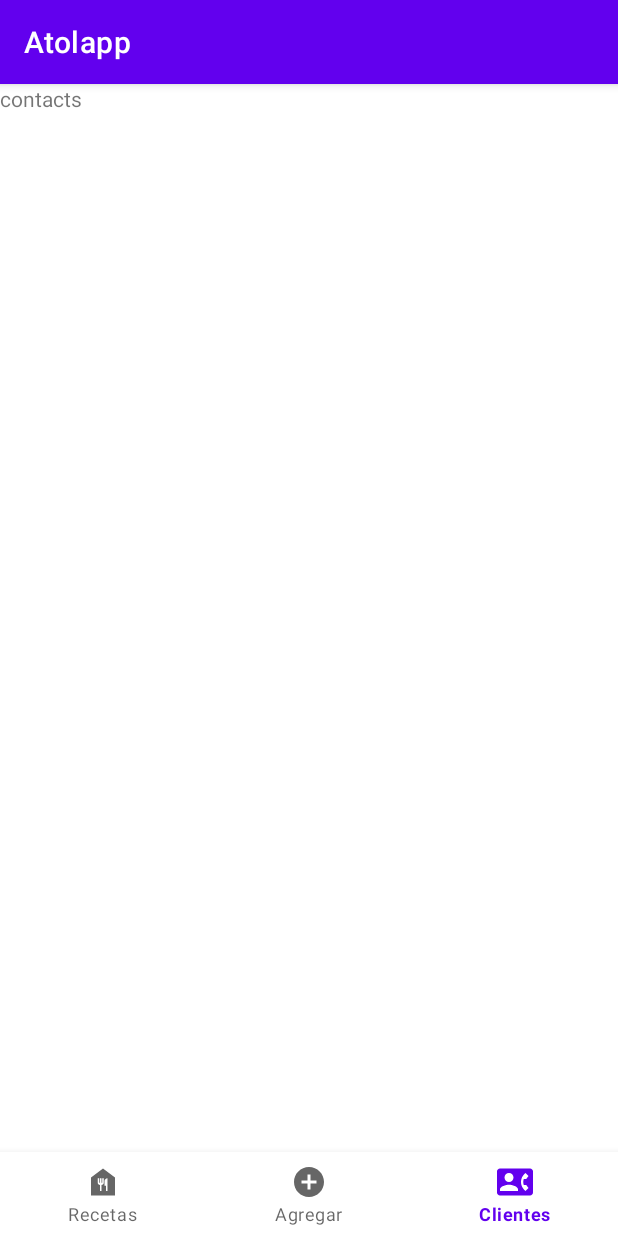
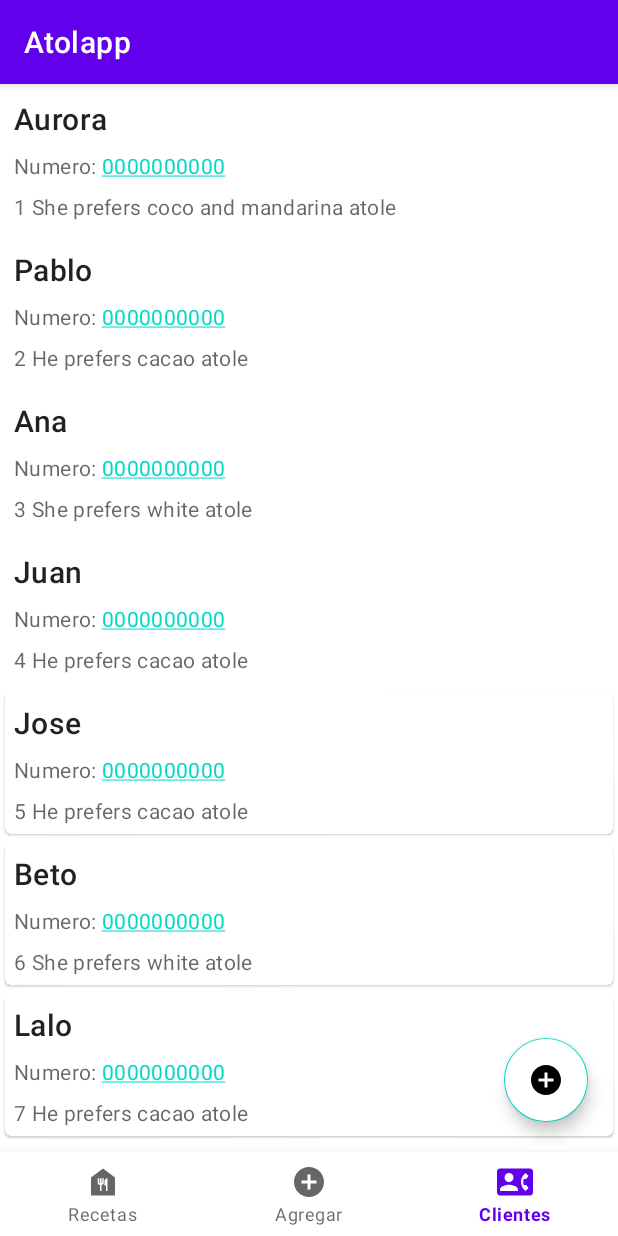
Before and after one commit to AuroraPrz18/Atolapp, an Android app: the ContactsFragment screen opened directly, with no data from a screen before it, on a phone screen of 412 x 824 dp. Run offline under Robolectric (Android 15) with nearby library versions, the phone set to English and light mode, and no system bars; our stand-ins replace navigation-ui.

Commit message:
Contacts are visible
The contacts are saved in a list for now

```diff
--- /dev/null
+++ b/app/src/main/java/com/example/atolapp/Contact.java
@@ -0,0 +1,37 @@
+package com.example.atolapp;
+
+public class Contact {
+    private String name;
+    private String number;
+    private String description;
+
+    public Contact(String name, String number, String description) {
+        this.name = name;
+        this.number = number;
+        this.description = description;
+    }
+
+    public String getName() {
+        return name;
+    }
+
+    public void setName(String name) {
+        this.name = name;
+    }
+
+    public String getNumber() {
+        return number;
+    }
+
+    public void setNumber(String number) {
+        this.number = number;
+    }
+
+    public String getDescription() {
+        return description;
+    }
+
+    public void setDescription(String description) {
+        this.description = description;
+    }
+}
--- /dev/null
+++ b/app/src/main/java/com/example/atolapp/ContactsAdapter.java
@@ -0,0 +1,50 @@
+package com.example.atolapp;
+
+import android.view.LayoutInflater;
+import android.view.View;
+import android.view.ViewGroup;
+
+import androidx.annotation.NonNull;
+import androidx.recyclerview.widget.RecyclerView;
+
+import com.example.atolapp.databinding.ContactItemBinding;
+
+public class ContactsAdapter extends RecyclerView.Adapter<ContactsAdapter.ContactsViewHolder> {
+    private Contact contacts[];
+    public class ContactsViewHolder extends RecyclerView.ViewHolder{
+        ContactItemBinding binding;
+        public ContactsViewHolder(ContactItemBinding binding) {
+            super(binding.getRoot());
+            this.binding = binding;
+        }
+
+        public void newData(int position){
+            binding.name.setText(contacts[position].getName());
+            binding.number.setText("Numero: "+ contacts[position].getNumber());
+            binding.description.setText(contacts[position].getDescription());
+        }
+    }
+
+    public ContactsAdapter(Contact[] contacts) {
+        this.contacts = contacts;
+    }
+
+    @NonNull
+    @Override
+    public ContactsViewHolder onCreateViewHolder(@NonNull ViewGroup parent, int viewType) {
+        ContactItemBinding binding = ContactItemBinding.inflate(LayoutInflater.from(parent.getContext()), parent, false);
+        return new ContactsViewHolder(binding);
+    }
+
+    @Override
+    public void onBindViewHolder(@NonNull ContactsViewHolder holder, int position) {
+        holder.newData(position);
+    }
+
+    @Override
+    public int getItemCount() {
+        return contacts.length;
+    }
+
+
+}
--- a/app/src/main/java/com/example/atolapp/ContactsFragment.java
+++ b/app/src/main/java/com/example/atolapp/ContactsFragment.java
@@ -7,14 +7,20 @@ import android.os.Bundle;
 import androidx.annotation.NonNull;
 import androidx.annotation.Nullable;
 import androidx.fragment.app.Fragment;
+import androidx.recyclerview.widget.LinearLayoutManager;
+import androidx.recyclerview.widget.RecyclerView;
 
 import android.view.LayoutInflater;
 import android.view.View;
 import android.view.ViewGroup;
 
+import com.example.atolapp.databinding.ContactsFragmentBinding;
+
 public class ContactsFragment extends Fragment {
 
     private ContactsViewModel mViewModel;
+    private ContactsFragmentBinding binding;
+    private ContactsAdapter adapter;
 
     public static ContactsFragment newInstance() {
         return new ContactsFragment();
@@ -23,14 +29,24 @@ public class ContactsFragment extends Fragment {
     @Override
     public View onCreateView(@NonNull LayoutInflater inflater, @Nullable ViewGroup container,
                              @Nullable Bundle savedInstanceState) {
-        return inflater.inflate(R.layout.contacts_fragment, container, false);
+        binding = ContactsFragmentBinding.inflate(inflater, container, false);
+        return binding.getRoot();
     }
 
     @Override
     public void onActivityCreated(@Nullable Bundle savedInstanceState) {
         super.onActivityCreated(savedInstanceState);
         mViewModel = new ViewModelProvider(this).get(ContactsViewModel.class);
-        // TODO: Use the ViewModel
+        Contact contacts[] = {new Contact("Aurora", "0000000000", "1 She prefers coco and mandarina atole"),
+                                new Contact("Pablo", "0000000000", "2 He prefers cacao atole"),
+                                new Contact("Ana", "0000000000", "3 She prefers white atole"),
+                                new Contact("Juan", "0000000000", "4 He prefers cacao atole"),
+                                new Contact("Jose", "0000000000", "5 He prefers cacao atole"),
+                                new Contact("Beto", "0000000000", "6 She prefers white atole"),
+                                new Contact("Lalo", "0000000000", "7 He prefers cacao atole")};
+        adapter = new ContactsAdapter(contacts);
+        binding.rvContacts.setAdapter(adapter);
+        binding.rvContacts.setLayoutManager(new LinearLayoutManager((getActivity())));
     }
 
 }
--- /dev/null
+++ b/app/src/main/res/layout/contact_item.xml
@@ -0,0 +1,47 @@
+<?xml version="1.0" encoding="utf-8"?>
+<LinearLayout xmlns:android="http://schemas.android.com/apk/res/android"
+    android:layout_width="match_parent"
+    android:layout_height="wrap_content">
+    <com.google.android.material.card.MaterialCardView
+        android:layout_width="match_parent"
+        android:layout_height="wrap_content"
+        android:layout_margin="3dp">
+        android:clickable="true"
+        android:focusable="true"
+        android:checkable="true">
+        <LinearLayout
+            android:layout_width="match_parent"
+            android:layout_height="wrap_content"
+            android:orientation="vertical"
+            android:layout_margin="6dp">
+            <TextView
+                android:id="@+id/name"
+                android:layout_width="wrap_content"
+                android:layout_height="wrap_content"
+                android:text="Name"
+                android:textAppearance="?attr/textAppearanceHeadline6"
+                />
+            <TextView
+                android:id="@+id/number"
+                android:layout_width="wrap_content"
+                android:layout_height="wrap_content"
+                android:layout_marginTop="8dp"
+                android:text="Number: 4451090082"
+                android:textAppearance="?attr/textAppearanceBody2"
+                android:textColor="?android:attr/textColorSecondary"
+                android:autoLink="phone"
+                />
+            <TextView
+                android:id="@+id/description"
+                android:layout_width="wrap_content"
+                android:layout_height="wrap_content"
+                android:layout_marginTop="8dp"
+                android:text="Description"
+                android:textAppearance="?attr/textAppearanceBody2"
+                android:textColor="?android:attr/textColorSecondary"
+                />
+
+        </LinearLayout>
+    </com.google.android.material.card.MaterialCardView>
+
+</LinearLayout>
--- a/app/src/main/res/layout/contacts_fragment.xml
+++ b/app/src/main/res/layout/contacts_fragment.xml
@@ -1,13 +1,26 @@
 <?xml version="1.0" encoding="utf-8"?>
-<FrameLayout xmlns:android="http://schemas.android.com/apk/res/android"
+<RelativeLayout xmlns:android="http://schemas.android.com/apk/res/android"
+    xmlns:app="http://schemas.android.com/apk/res-auto"
     xmlns:tools="http://schemas.android.com/tools"
     android:layout_width="match_parent"
     android:layout_height="match_parent"
     tools:context=".ContactsFragment">
 
-    <TextView
+    <androidx.recyclerview.widget.RecyclerView
+        android:id="@+id/rvContacts"
         android:layout_width="match_parent"
         android:layout_height="match_parent"
-        android:text="contacts" />
+        />
 
-</FrameLayout>
+    <com.google.android.material.floatingactionbutton.FloatingActionButton
+        android:id="@+id/floatingActionButton"
+        android:layout_width="wrap_content"
+        android:layout_height="wrap_content"
+        android:clickable="true"
+        android:layout_alignParentRight="true"
+        android:layout_alignParentBottom="true"
+        android:layout_margin="20dp"
+        android:backgroundTint="@color/white"
+        android:src="@drawable/ic_add_24" />
+
+</RelativeLayout>
```
